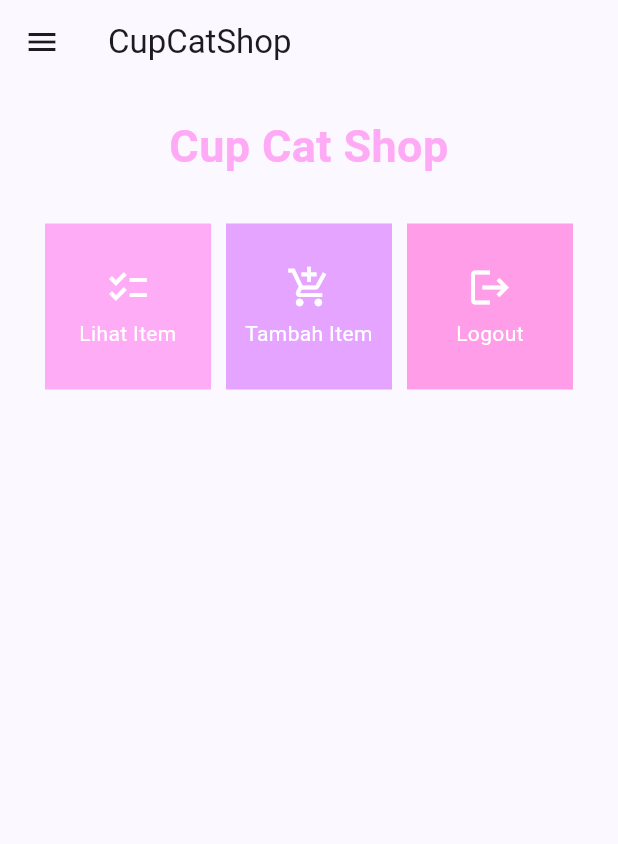
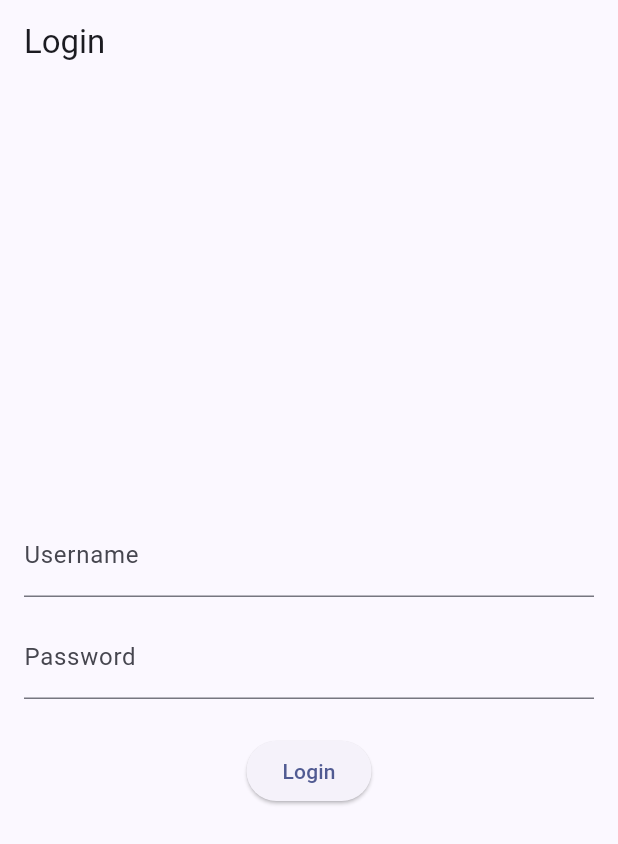
Before and after one commit to kayzaazr/cupcat-shop-mobile, a Flutter app: the screen it shows after launch, on a phone screen of 412 x 824 dp. Shown: the top 844 px of the screen. Run offline on Flutter 3.47's test engine with Material 2 defaults, Android fonts, the light colour scheme and no system bars; missing offline and left inert: pbp_django_auth.

Commit message:
Finish Tugas 9

```diff
--- a/lib/main.dart
+++ b/lib/main.dart
@@ -1,41 +1,34 @@
+import 'package:cupcat_shop/screens/login.dart';
 import 'package:cupcat_shop/screens/menu.dart';
-import 'package:cupcat_shop/models/cupcat_items.dart';
+import 'package:cupcat_shop/models/product.dart';
 import 'package:flutter/material.dart';
+import 'package:pbp_django_auth/pbp_django_auth.dart';
+import 'package:provider/provider.dart';
 
-List<Cupcat> products = [];
 
 void main() {
   runApp(const MyApp());
 }
 
 class MyApp extends StatelessWidget {
-  const MyApp({super.key});
+  const MyApp({Key? key}) : super(key: key);
 
   // This widget is the root of your application.
  @override
     Widget build(BuildContext context) {
-    return MaterialApp(
-      title: 'Flutter Demo',
+        return Provider(
+            create: (_) {
+                CookieRequest request = CookieRequest();
+                return request;
+            },
+            child: MaterialApp(
+                title: 'Flutter App',
                 theme: ThemeData(
-        // This is the theme of your application.
-        //
-        // TRY THIS: Try running your application with "flutter run". You'll see
-        // the application has a blue toolbar. Then, without quitting the app,
-        // try changing the seedColor in the colorScheme below to Colors.green
-        // and then invoke "hot reload" (save your changes or press the "hot
-        // reload" button in a Flutter-supported IDE, or press "r" if you used
-        // the command line to start the app).
-        //
-        // Notice that the counter didn't reset back to zero; the application
-        // state is not lost during the reload. To reset the state, use hot
-        // restart instead.
-        //
-        // This works for code too, not just values: Most code changes can be
-        // tested with just a hot reload.
                     colorScheme: ColorScheme.fromSeed(seedColor: Colors.indigo),
                     useMaterial3: true,
                 ),
-      home: MyHomePage(),
+                home: LoginPage()),
+
         );
     }
 }
--- /dev/null
+++ b/lib/screens/login.dart
@@ -0,0 +1,115 @@
+import 'package:cupcat_shop/screens/menu.dart';
+import 'package:cupcat_shop/screens/menu.dart';
+import 'package:flutter/material.dart';
+import 'package:pbp_django_auth/pbp_django_auth.dart';
+import 'package:provider/provider.dart';
+
+void main() {
+    runApp(const LoginApp());
+}
+
+class LoginApp extends StatelessWidget {
+const LoginApp({super.key});
+
+@override
+Widget build(BuildContext context) {
+    return MaterialApp(
+        title: 'Login',
+        theme: ThemeData(
+            primarySwatch: Colors.blue,
+    ),
+    home: const LoginPage(),
+    );
+    }
+}
+
+class LoginPage extends StatefulWidget {
+    const LoginPage({super.key});
+
+    @override
+    _LoginPageState createState() => _LoginPageState();
+}
+
+class _LoginPageState extends State<LoginPage> {
+    final TextEditingController _usernameController = TextEditingController();
+    final TextEditingController _passwordController = TextEditingController();
+
+    @override
+    Widget build(BuildContext context) {
+        final request = context.watch<CookieRequest>();
+        return Scaffold(
+            appBar: AppBar(
+                title: const Text('Login'),
+            ),
+            body: Container(
+                padding: const EdgeInsets.all(16.0),
+                child: Column(
+                    mainAxisAlignment: MainAxisAlignment.center,
+                    children: [
+                        TextField(
+                            controller: _usernameController,
+                            decoration: const InputDecoration(
+                                labelText: 'Username',
+                            ),
+                        ),
+                        const SizedBox(height: 12.0),
+                        TextField(
+                            controller: _passwordController,
+                            decoration: const InputDecoration(
+                                labelText: 'Password',
+                            ),
+                            obscureText: true,
+                        ),
+                        const SizedBox(height: 24.0),
+                        ElevatedButton(
+                            onPressed: () async {
+                                String username = _usernameController.text;
+                                String password = _passwordController.text;
+
+                                // Cek kredensial
+                                // TODO: Ganti URL dan jangan lupa tambahkan trailing slash (/) di akhir URL!
+                                // Untuk menyambungkan Android emulator dengan Django pada localhost,
+                                // gunakan URL http://10.0.2.2/
+                                final response = await request.login("http://127.0.0.1:8000/auth/login/", {
+                                'username': username,
+                                'password': password,
+                                });
+
+                                if (request.loggedIn) {
+                                    String message = response['message'];
+                                    String uname = response['username'];
+                                    Navigator.pushReplacement(
+                                        context,
+                                        MaterialPageRoute(builder: (context) => MyHomePage()),
+                                    );
+                                    ScaffoldMessenger.of(context)
+                                        ..hideCurrentSnackBar()
+                                        ..showSnackBar(
+                                            SnackBar(content: Text("$message Selamat datang, $uname.")));
+                                    } else {
+                                    showDialog(
+                                        context: context,
+                                        builder: (context) => AlertDialog(
+                                            title: const Text('Login Gagal'),
+                                            content:
+                                                Text(response['message']),
+                                            actions: [
+                                                TextButton(
+                                                    child: const Text('OK'),
+                                                    onPressed: () {
+                                                        Navigator.pop(context);
+                                                    },
+                                                ),
+                                            ],
+                                        ),
+                                    );
+                                }
+                            },
+                            child: const Text('Login'),
+                        ),
+                    ],
+                ),
+            ),
+        );
+    }
+}
--- a/lib/screens/menu.dart
+++ b/lib/screens/menu.dart
@@ -7,8 +7,8 @@
   MyHomePage({Key? key}) : super(key: key);
 
   final List<ShopItem> items = [
-    ShopItem("Lihat Item", Icons.checklist, Color.fromARGB(255, 255, 172, 247)),
-    ShopItem("Tambah Item", Icons.add_shopping_cart, Color.fromARGB(255, 228, 164, 255)),
+    ShopItem("Lihat Produk", Icons.checklist, Color.fromARGB(255, 255, 172, 247)),
+    ShopItem("Tambah Produk", Icons.add_shopping_cart, Color.fromARGB(255, 228, 164, 255)),
     ShopItem("Logout", Icons.logout, Color.fromARGB(255, 255, 157, 232)),
   ];
   @override
--- a/pubspec.yaml
+++ b/pubspec.yaml
@@ -35,6 +35,9 @@
   # The following adds the Cupertino Icons font to your application.
   # Use with the CupertinoIcons class for iOS style icons.
   cupertino_icons: ^1.0.2
+  provider: ^6.1.1
+  pbp_django_auth: ^0.4.0
+  http: ^1.1.0
 
 dev_dependencies:
   flutter_test:
```
Also changed, not shown: lib/models/cupcat_items.dart (deleted, +0 -9 lines), lib/models/product.dart (added, +89 -0 lines), lib/screens/list_product.dart (added, +91 -0 lines), lib/screens/shopitem_list.dart (deleted, +0 -63 lines), lib/screens/shoplist_form.dart (+38 -42 lines), lib/widgets/left_drawer.dart (+7 -9 lines), lib/widgets/shop_card.dart (+30 -8 lines), pubspec.lock, 2 other files. Lines whose indentation alone changed are shown as unchanged.
